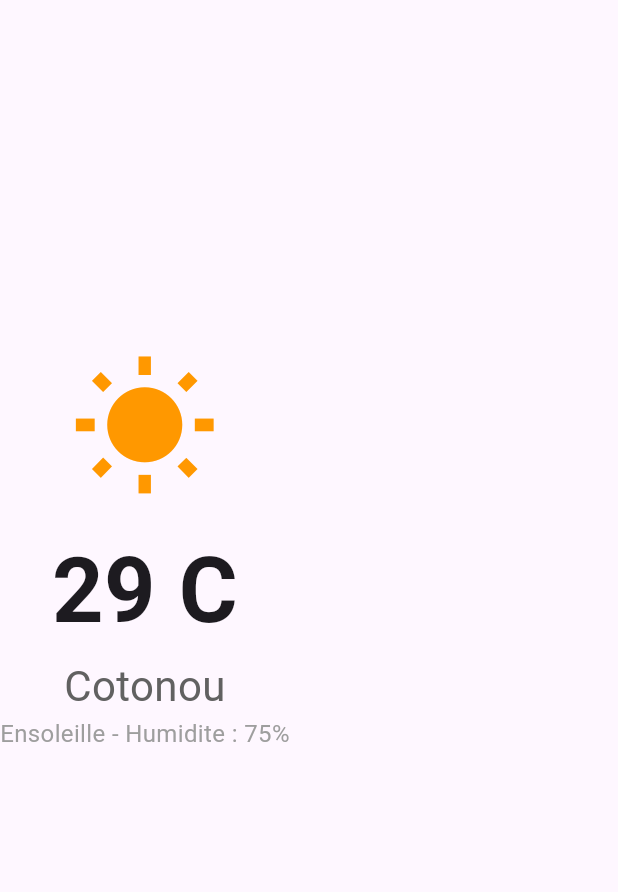
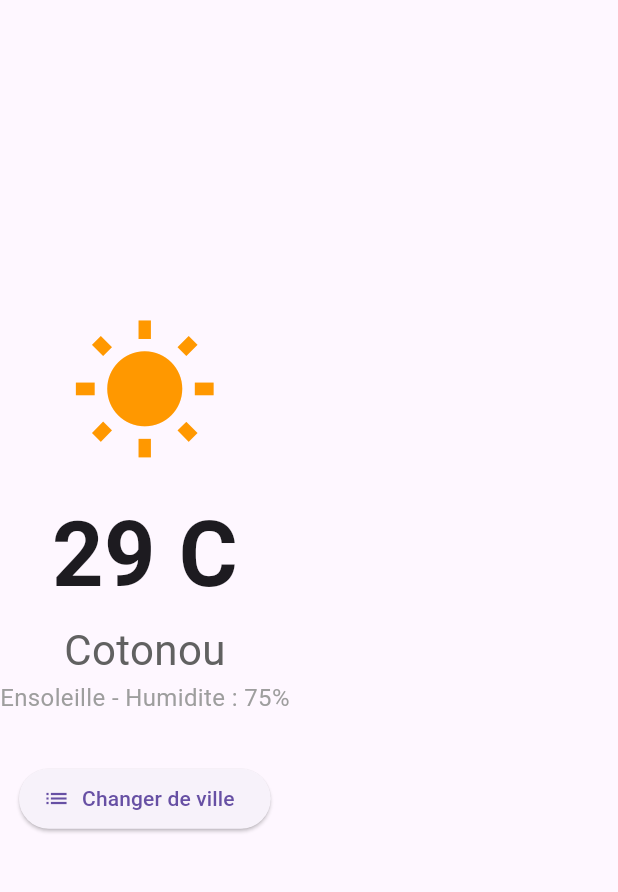
Before and after one commit to BADAMariano/tp-developpement-mobile-groupe-9, a Flutter app: the screen it shows after launch, on a phone screen of 412 x 824 dp, the part 84-976 px from its top. Run offline on Flutter 3.47's test engine with Material 3 defaults, Android fonts, the phone set to English and light mode, and no system bars.

Commit message:
modification du fichier ecran_accueil

```diff
--- a/lib/screens/ecran_accueil.dart
+++ b/lib/screens/ecran_accueil.dart
@@ -59,6 +59,11 @@ class EcranAccueil extends StatelessWidget {
                   style: TextStyle(fontSize: 16, color: Colors.grey),
                 ),
                 SizedBox(height: 32),
+                ElevatedButton.icon(
+                  icon: Icon(Icons.list),
+                  label: Text('Changer de ville'),
+                  onPressed: () {},
+                ),
               ],
             ),
     );
```
